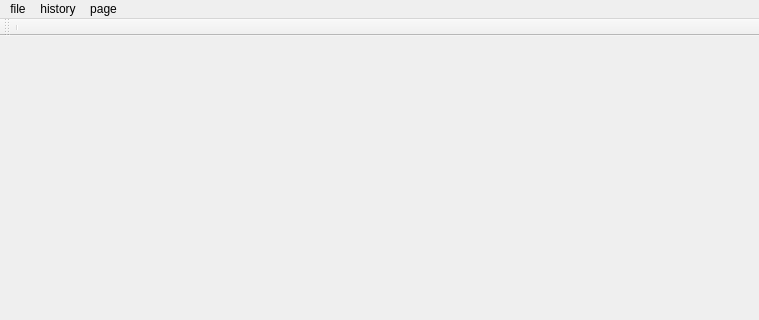
The window that mainwindow.ui (ubuntuphp/letssee) describes before a commit, drawn with Qt 5; both pictures show x 0 to 759 and y 0 to 320 of the 759 by 480 pixel window.
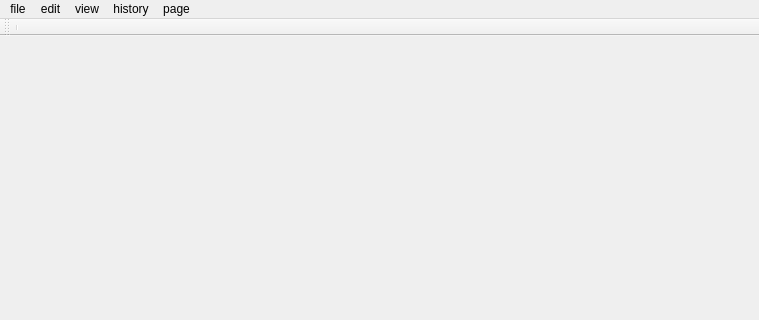
The same window after the commit.

```diff
--- a/mainwindow.ui
+++ b/mainwindow.ui
@@ -54,7 +54,21 @@
     </property>
     <addaction name="actionAdd_to_home_page"/>
    </widget>
+   <widget class="QMenu" name="menuView">
+    <property name="title">
+     <string>view</string>
+    </property>
+    <addaction name="actionTool_bar"/>
+   </widget>
+   <widget class="QMenu" name="menuEdit">
+    <property name="title">
+     <string>edit</string>
+    </property>
+    <addaction name="actionSettings"/>
+   </widget>
    <addaction name="menuFile"/>
+   <addaction name="menuEdit"/>
+   <addaction name="menuView"/>
    <addaction name="menuHistory"/>
    <addaction name="menuPage"/>
   </widget>
```
Left out of the diff: 30 changed lines with no effect on the pictures.
